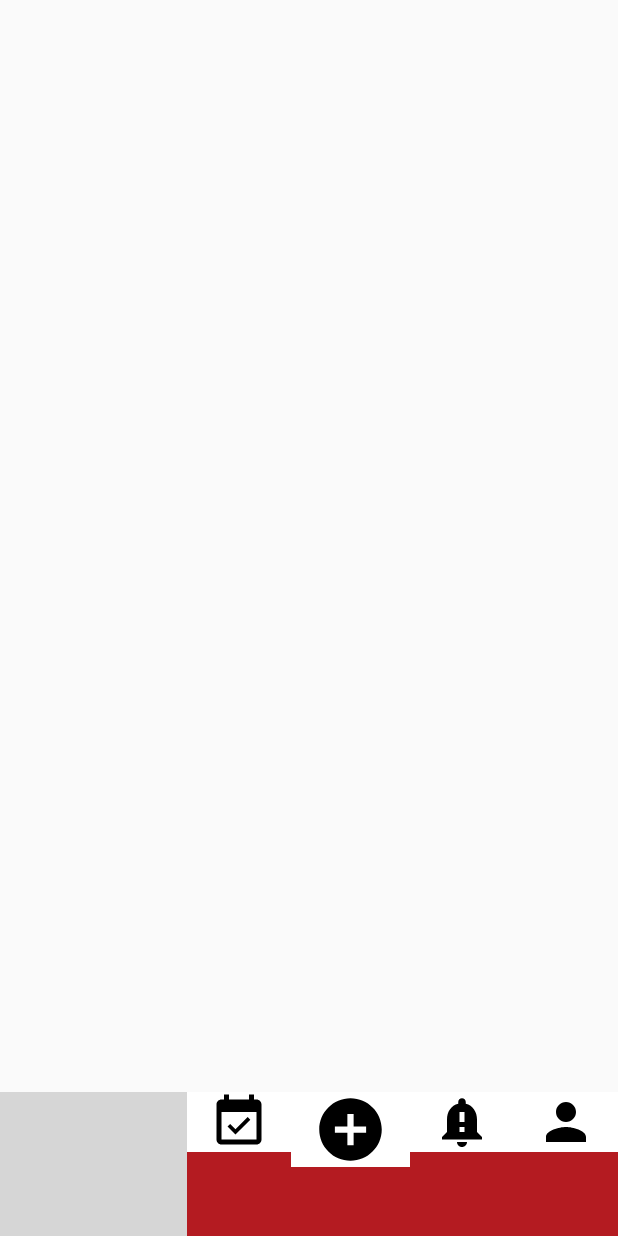
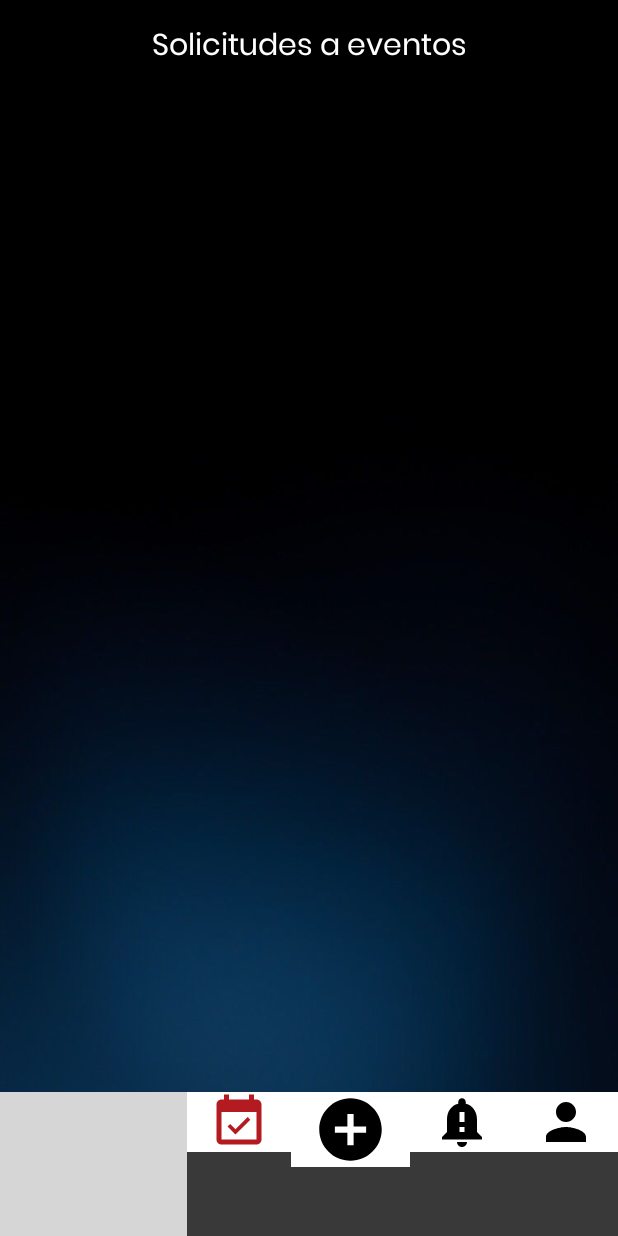
Before and after one commit to BayronCampaz/SportApp, an Android app: the screen it shows after launch once a user with an empty profile is signed in (MainActivity), after a tap on an icon or button, on a phone screen of 412 x 824 dp. Run offline under Robolectric (Android 15) with nearby library versions, the phone set to English and light mode, and no system bars; our stand-ins replace Firebase (no records; nobody signed in at launch, a user with empty details on screens opened directly); libraries missing offline, so code that uses them is left out: com.facebook; grey boxes are pictures that could not be loaded.

Commit message:
Add more activities

```diff
--- a/app/src/main/java/edu/icesi/sportapp/MainActivity.java
+++ b/app/src/main/java/edu/icesi/sportapp/MainActivity.java
@@ -2,9 +2,11 @@ package edu.icesi.sportapp;
 
 import android.Manifest;
 import android.content.Intent;
+import android.graphics.Color;
 import android.os.Bundle;
 import android.view.View;
 import android.widget.ImageButton;
+import android.widget.ImageView;
 import android.widget.LinearLayout;
 
 import androidx.appcompat.app.AppCompatActivity;
@@ -17,6 +19,7 @@ import com.google.firebase.auth.FirebaseAuth;
 import java.io.File;
 
 import edu.icesi.sportapp.control.fragments.EventCreationFragment;
+import edu.icesi.sportapp.control.fragments.EventNotificationsFragment;
 import edu.icesi.sportapp.control.fragments.ProfileFragment;
 import edu.icesi.sportapp.control.fragments.RequestedEventFragment;
 
@@ -27,9 +30,11 @@ public class MainActivity extends AppCompatActivity implements View.OnClickListe
     private ImageButton requestedEventBtn;
     private ImageButton addEventBtn;
     private ImageButton profileBtn;
+    private ImageButton notificationEventBtn;
     private EventCreationFragment eventCreationFragment;
     private ProfileFragment profileFragment;
     private RequestedEventFragment requestedEventFragment;
+    private EventNotificationsFragment eventNotificationsFragment;
     FirebaseAuth auth;
 
     private File photo;
@@ -46,14 +51,19 @@ public class MainActivity extends AppCompatActivity implements View.OnClickListe
         requestedEventBtn = findViewById(R.id.requested_event_btn);
         addEventBtn = findViewById(R.id.add_event_btn);
         profileBtn = findViewById(R.id.profile_btn);
+        notificationEventBtn = findViewById(R.id.notification_event);
 
         eventCreationFragment = new EventCreationFragment();
+        requestedEventFragment = new RequestedEventFragment();
         profileFragment = new ProfileFragment();
+        eventNotificationsFragment = new EventNotificationsFragment();
+
 
         homeBtn.setOnClickListener(this);
         requestedEventBtn.setOnClickListener(this);
         addEventBtn.setOnClickListener(this);
         profileBtn.setOnClickListener(this);
+        notificationEventBtn.setOnClickListener(this);
 
 
         showHomeFragment();
@@ -76,22 +86,50 @@ public class MainActivity extends AppCompatActivity implements View.OnClickListe
 
 
     }
-
     @Override
     public void onClick(View view) {
         FragmentManager manager = getSupportFragmentManager();
         FragmentTransaction ft = manager.beginTransaction();
 
         if( view.equals(profileBtn) ){
+            setNormalColorToButtons();
+            setColorRedToButton(profileBtn);
             ft.replace(R.id.fragment_container, profileFragment);
+
         }else if( view.equals(homeBtn) ){
+            setNormalColorToButtons();
+            setColorRedToButton(homeBtn);
             //ft.replace(R.id.fragment_container, editFragment);
+
         } else if( view.equals(addEventBtn) ){
+            setNormalColorToButtons();
+            setColorRedToButton(addEventBtn);
             ft.replace(R.id.fragment_container, eventCreationFragment);
+
         } else if( view.equals(requestedEventBtn) ){
+            setNormalColorToButtons();
+            setColorRedToButton(requestedEventBtn);
             ft.replace(R.id.fragment_container, requestedEventFragment );
+
+        }else if( view.equals(notificationEventBtn) ){
+            setNormalColorToButtons();
+            setColorRedToButton(notificationEventBtn);
+            ft.replace(R.id.fragment_container, eventNotificationsFragment);
+
         }
         ft.commit();
+    }
+
+    public void setColorRedToButton(ImageButton button){
+        button.setColorFilter(getResources().getColor(R.color.customRed));
+    }
+
+    public void setNormalColorToButtons(){
+        homeBtn.setColorFilter(Color.BLACK);
+        addEventBtn.setColorFilter(Color.BLACK);
+        profileBtn.setColorFilter(Color.BLACK);
+        requestedEventBtn.setColorFilter(Color.BLACK);
+        notificationEventBtn.setColorFilter(Color.BLACK);
     }
 
     public void showHomeFragment(){
--- /dev/null
+++ b/app/src/main/java/edu/icesi/sportapp/control/fragments/EventNotificationsFragment.java
@@ -0,0 +1,37 @@
+package edu.icesi.sportapp.control.fragments;
+
+import android.content.Context;
+import android.net.Uri;
+import android.os.Bundle;
+
+import androidx.fragment.app.Fragment;
+
+import android.view.LayoutInflater;
+import android.view.View;
+import android.view.ViewGroup;
+import android.widget.ListView;
+
+import edu.icesi.sportapp.R;
+import edu.icesi.sportapp.control.adapters.EventNotificationsAdapter;
+
+
+public class EventNotificationsFragment extends Fragment {
+
+    private ListView listEventNotifications;
+    private EventNotificationsAdapter adapter;
+
+
+    @Override
+    public View onCreateView(LayoutInflater inflater, ViewGroup container,
+                             Bundle savedInstanceState) {
+        // Inflate the layout for this fragment
+        View view = inflater.inflate(R.layout.fragment_event_notifications, container, false);
+        listEventNotifications = view.findViewById(R.id.list_event_notifications);
+
+        adapter = new EventNotificationsAdapter();
+        listEventNotifications.setAdapter(adapter);
+        return view;
+    }
+
+
+}
--- a/app/src/main/res/layout/activity_main.xml
+++ b/app/src/main/res/layout/activity_main.xml
@@ -16,7 +16,7 @@
         android:layout_height="wrap_content"
         android:layout_alignParentBottom="true"
         android:orientation="horizontal"
-        android:background="@color/customRed">
+        android:background="@color/black">
 
         <ImageButton
             android:id="@+id/home_btn"
--- a/app/src/main/res/values/strings.xml
+++ b/app/src/main/res/values/strings.xml
@@ -26,6 +26,7 @@
     <string name="edit_info">Editar información</string>
     <string name="accept_changes">Aceptar cambios</string>
     <string name="request_to_events">Solicitudes a eventos</string>
+    <string name="requests_list">Listado de solicitudes</string>
 
     <string name="not_user_yet">¿No eres usuario aún? "\n" Registrate</string>
     <string-array name="sports_array">
```
Also changed, not shown: app/src/main/java/edu/icesi/sportapp/control/adapters/EventNotificationsAdapter.java (added, +27 -0 lines), app/src/main/res/layout/fragment_event_notifications.xml (added, +25 -0 lines), app/src/main/res/layout/fragment_profile.xml (+5 -5 lines).
